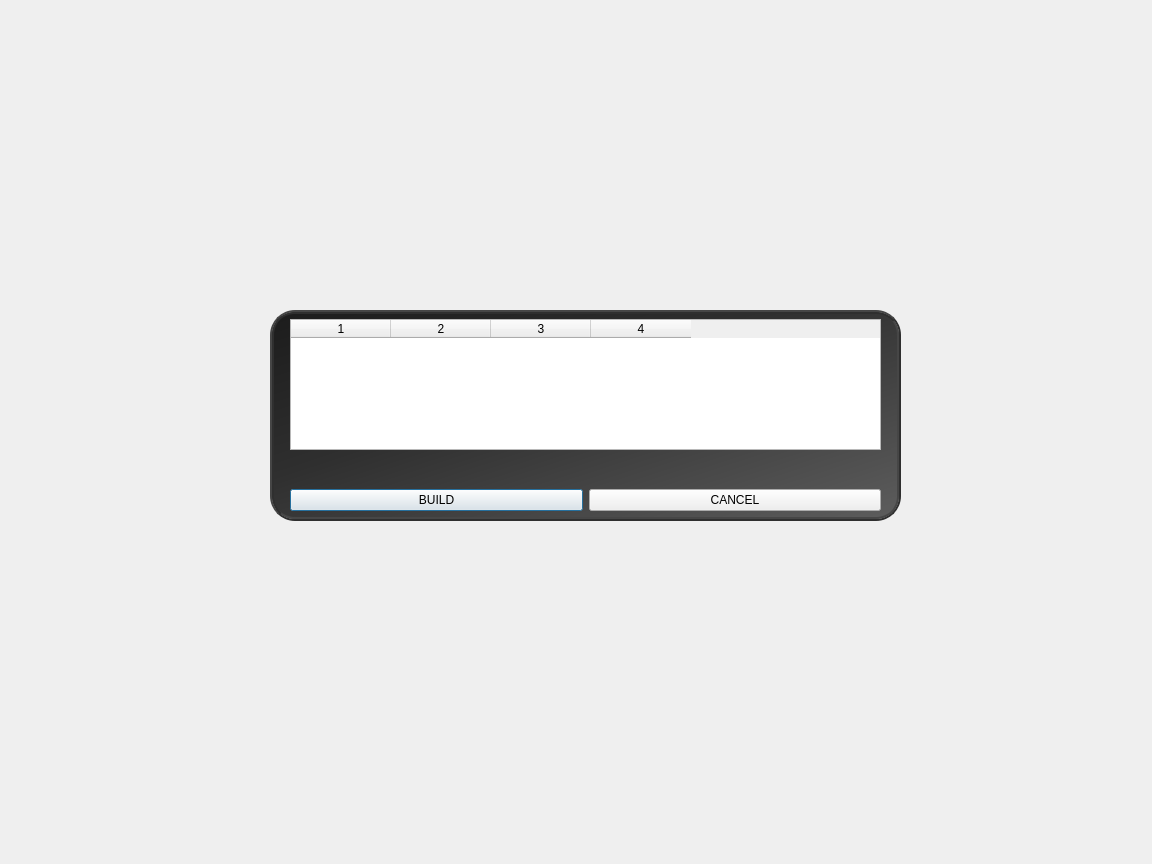
HqWisen/CityLord, file src/client/gui/build.ui: the form before one commit.
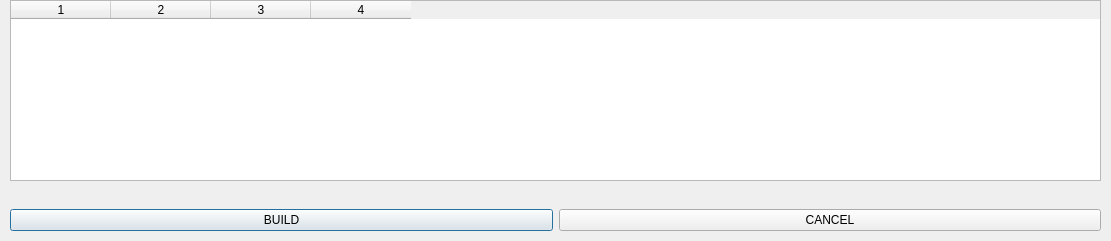
The form after the commit. Icons and pictures are not drawn.

```diff
--- a/src/client/gui/build.ui
+++ b/src/client/gui/build.ui
@@ -6,8 +6,8 @@
    <rect>
     <x>0</x>
     <y>0</y>
-    <width>1152</width>
-    <height>864</height>
+    <width>1111</width>
+    <height>241</height>
    </rect>
   </property>
   <property name="windowTitle">
@@ -16,67 +16,15 @@
   <property name="styleSheet">
    <string notr="true"/>
   </property>
-  <widget class="QFrame" name="frame">
-   <property name="geometry">
-    <rect>
-     <x>270</x>
-     <y>310</y>
-     <width>631</width>
-     <height>211</height>
-    </rect>
-   </property>
-   <property name="styleSheet">
-    <string notr="true">#frame {border:4px ridge #2F2F2F; border-radius:25px; background-image:url(&quot;&quot;); background: qlineargradient(x1:0, y1:0, x2:1, y2:1, stop:0 #1C1C1C, stop: 0.4 #2F2F2F, stop:1 #5D5D5D)}
-
-QLineEdit{border-radius:5px; border:2px solid white}</string>
-   </property>
-   <property name="frameShape">
-    <enum>QFrame::StyledPanel</enum>
-   </property>
-   <property name="frameShadow">
-    <enum>QFrame::Raised</enum>
-   </property>
-   <widget class="QWidget" name="horizontalLayoutWidget">
-    <property name="geometry">
-     <rect>
-      <x>20</x>
-      <y>170</y>
-      <width>591</width>
-      <height>41</height>
-     </rect>
-    </property>
-    <layout class="QHBoxLayout" name="horizontalLayout">
-     <item>
-      <widget class="QPushButton" name="buildDialogButton">
-       <property name="text">
-        <string>BUILD</string>
-       </property>
-      </widget>
-     </item>
-     <item>
-      <widget class="QPushButton" name="cancelButton">
-       <property name="text">
-        <string>CANCEL</string>
-       </property>
-      </widget>
-     </item>
-    </layout>
-   </widget>
-   <widget class="QWidget" name="horizontalLayoutWidget_2">
-    <property name="geometry">
-     <rect>
-      <x>20</x>
-      <y>9</y>
-      <width>591</width>
-      <height>131</height>
-     </rect>
-    </property>
-    <layout class="QHBoxLayout" name="horizontalLayout_2">
-     <property name="spacing">
-      <number>0</number>
-     </property>
-     <item>
       <widget class="QTableWidget" name="tableWidget">
+   <property name="geometry">
+    <rect>
+     <x>10</x>
+     <y>0</y>
+     <width>1091</width>
+     <height>181</height>
+    </rect>
+   </property>
        <property name="alternatingRowColors">
         <bool>true</bool>
        </property>
@@ -109,16 +57,13 @@
        <column/>
        <column/>
       </widget>
-     </item>
-    </layout>
-   </widget>
    <widget class="QLabel" name="errorLabel">
     <property name="geometry">
      <rect>
-      <x>20</x>
-      <y>140</y>
-      <width>591</width>
-      <height>31</height>
+     <x>10</x>
+     <y>180</y>
+     <width>1091</width>
+     <height>21</height>
      </rect>
     </property>
     <property name="styleSheet">
@@ -128,7 +73,36 @@
      <string/>
     </property>
    </widget>
-  </widget>
+  <widget class="QWidget" name="horizontalLayoutWidget">
+   <property name="geometry">
+    <rect>
+     <x>10</x>
+     <y>200</y>
+     <width>1091</width>
+     <height>41</height>
+    </rect>
+   </property>
+   <layout class="QHBoxLayout" name="horizontalLayout">
+    <item>
+     <widget class="QPushButton" name="buildDialogButton">
+      <property name="text">
+       <string>BUILD</string>
+      </property>
+     </widget>
+    </item>
+    <item>
+     <widget class="QPushButton" name="cancelButton">
+      <property name="text">
+       <string>CANCEL</string>
+      </property>
+     </widget>
+    </item>
+   </layout>
+  </widget>
+  <zorder>tableWidget</zorder>
+  <zorder>errorLabel</zorder>
+  <zorder>errorLabel</zorder>
+  <zorder>horizontalLayoutWidget</zorder>
  </widget>
  <resources/>
  <connections/>
```
Lines whose indentation alone changed are shown as unchanged.
